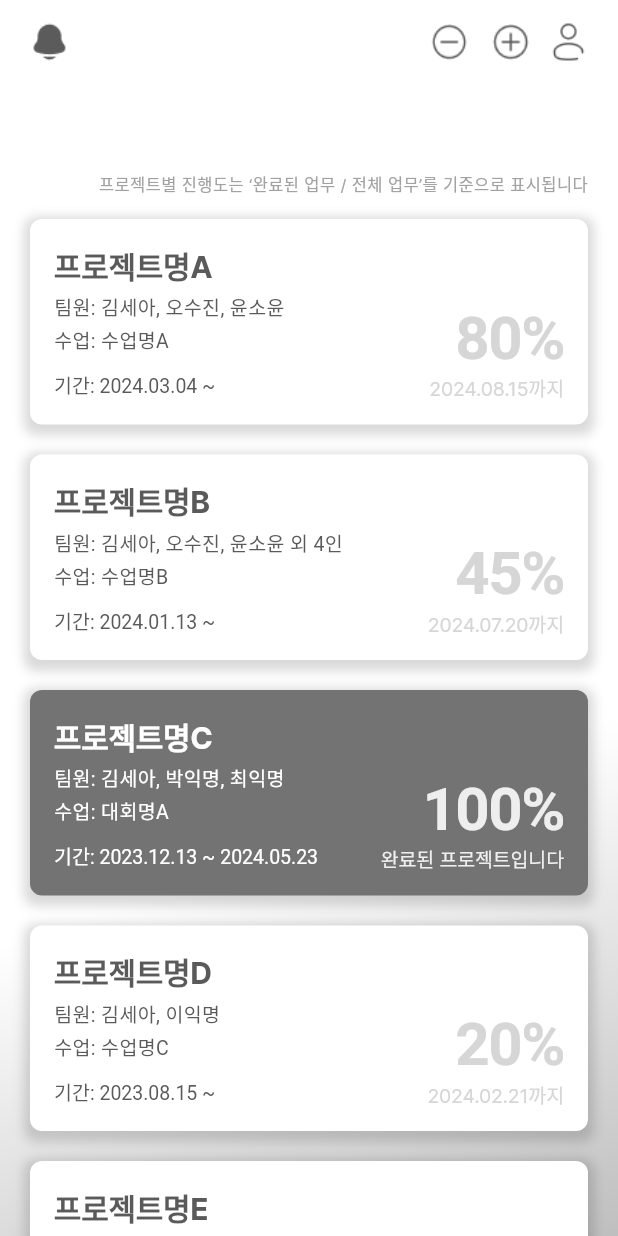
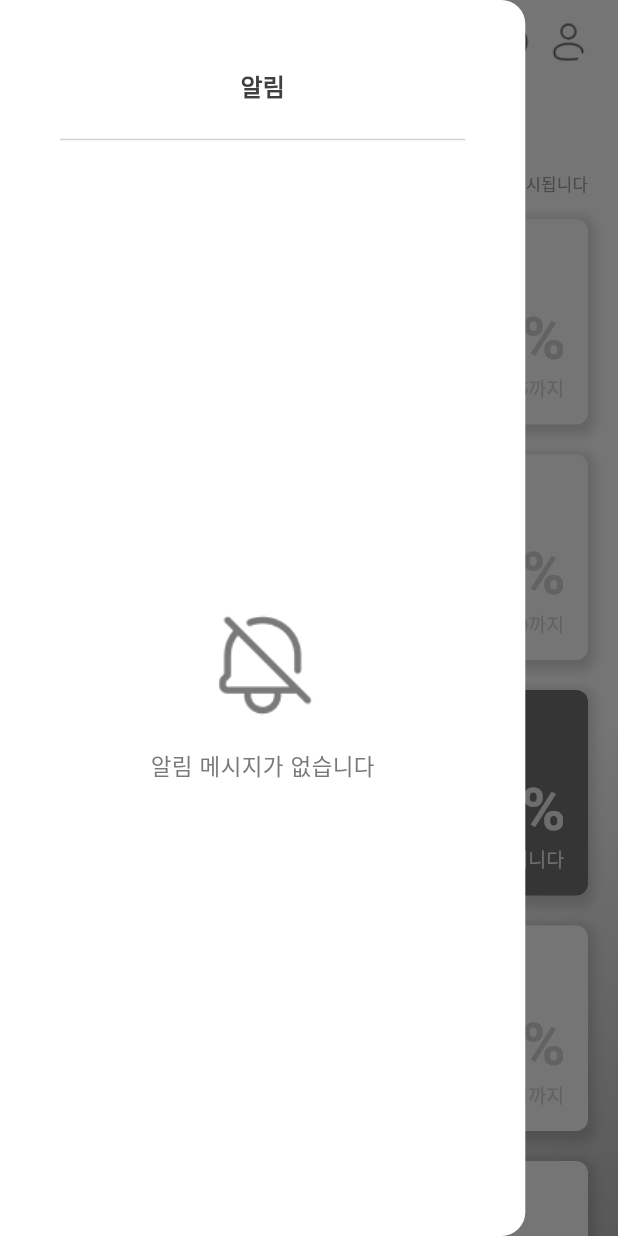
Before and after one commit to TEAMING-D/frontend, a Flutter app: the screen it shows after launch, with the side drawer open (before the commit the screen has no drawer), on a phone screen of 412 x 824 dp. Run offline on Flutter 3.47's test engine with Material 3 defaults, Android fonts, the phone set to English and light mode, and no system bars; Roboto replaces fonts that are missing (Leferi).

Commit message:
ADD Notice Drawer

```diff
--- /dev/null
+++ b/teaming/lib/home/notice.dart
@@ -0,0 +1,167 @@
+import 'package:flutter/material.dart';
+
+// 알림 Drawer 위젯
+class NotificationDrawer extends StatelessWidget {
+  final List<Map<String, String>> notifications;
+  final Function(int) onAccept;
+  final Function(int) onReject;
+
+  const NotificationDrawer({
+    super.key,
+    required this.notifications,
+    required this.onAccept,
+    required this.onReject,
+  });
+
+  @override
+  Widget build(BuildContext context) {
+    return Drawer(
+      width: MediaQuery.of(context).size.width * 0.85,
+      backgroundColor: Colors.white,
+      child: Column(
+        children: [
+          SizedBox(height: 30),
+          Container(
+            alignment: Alignment.center,
+            padding: EdgeInsets.symmetric(vertical: 16),
+            child: Text(
+              '알림',
+              style: TextStyle(
+                fontFamily: 'Inter',
+                fontWeight: FontWeight.w800,
+                fontSize: 16,
+                color: Color(0xff404040),
+              ),
+            ),
+          ),
+          Divider(
+            color: Color(0xffd2d2d2),
+            thickness: 1,
+            indent: 40,
+            endIndent: 40,
+          ),
+          notifications.isEmpty
+              ? Expanded(
+                  child: Center(
+                    child: Column(
+                      mainAxisAlignment: MainAxisAlignment.center,
+                      children: [
+                        Image.asset('assets/icon/no_alert_message.png'),
+                        SizedBox(height: 16),
+                        Text(
+                          '알림 메시지가 없습니다',
+                          style: TextStyle(
+                            fontFamily: 'Inter',
+                            fontWeight: FontWeight.w400,
+                            fontSize: 15,
+                            color: Color(0xff797979),
+                          ),
+                        ),
+                      ],
+                    ),
+                  ),
+                )
+              : Expanded(
+                  child: ListView.builder(
+                    padding: EdgeInsets.zero,
+                    itemCount: notifications.length,
+                    itemBuilder: (context, index) {
+                      var notification = notifications[index];
+                      return Padding(
+                        padding: const EdgeInsets.symmetric(
+                            vertical: 8, horizontal: 40),
+                        child: Column(
+                          crossAxisAlignment: CrossAxisAlignment.start,
+                          children: [
+                            Text(
+                              notification['title']!,
+                              style: TextStyle(
+                                fontFamily: 'Inter',
+                                fontWeight: FontWeight.w400,
+                                fontSize: 13,
+                                color: Color(0xffa0a0a0),
+                              ),
+                            ),
+                            SizedBox(height: 4),
+                            Text(
+                              notification['message']!,
+                              style: TextStyle(
+                                fontFamily: 'Inter',
+                                fontWeight: FontWeight.w400,
+                                fontSize: 13,
+                                color: Color(0xff5a5a5a),
+                              ),
+                            ),
+                            SizedBox(
+                              height: 10,
+                            ),
+                            Row(
+                              mainAxisAlignment: MainAxisAlignment.center,
+                              children: [
+                                Expanded(
+                                  child: ElevatedButton(
+                                    style: ElevatedButton.styleFrom(
+                                        shape: RoundedRectangleBorder(
+                                          borderRadius:
+                                              BorderRadius.circular(10),
+                                        ),
+                                        backgroundColor: Colors.white,
+                                        side: BorderSide(
+                                            color: Color(0xff5a5a5a)),
+                                        minimumSize: Size(0, 33),),
+                                    onPressed: () => onReject(index),
+                                    child: Text(
+                                      '거절',
+                                      style: TextStyle(
+                                        fontFamily: 'Inter',
+                                        fontWeight: FontWeight.w400,
+                                        fontSize: 13,
+                                        color: Color(0xff5a5a5a),
+                                      ),
+                                    ),
+                                  ),
+                                ),
+                                SizedBox(width: 10),
+                                Expanded(
+                                  child: ElevatedButton(
+                                    style: ElevatedButton.styleFrom(
+                                      shape: RoundedRectangleBorder(
+                                        borderRadius: BorderRadius.circular(10),
+                                      ),
+                                      backgroundColor: Colors.white,
+                                      side:
+                                          BorderSide(color: Color(0xff5a5a5a)),
+                                      minimumSize: Size(0, 33),
+                                    ),
+                                    onPressed: () => onAccept(index),
+                                    child: Text(
+                                      '승인',
+                                      style: TextStyle(
+                                        fontFamily: 'Inter',
+                                        fontWeight: FontWeight.w400,
+                                        fontSize: 13,
+                                        color: Color(0xff5a5a5a),
+                                      ),
+                                    ),
+                                  ),
+                                ),
+                              ],
+                            ),
+                            SizedBox(
+                              height: 10,
+                            ),
+                            Divider(
+                              color: Color(0xffd2d2d2),
+                              thickness: 1,
+                            )
+                          ],
+                        ),
+                      );
+                    },
+                  ),
+                ),
+        ],
+      ),
+    );
+  }
+}
--- a/teaming/lib/home/project.dart
+++ b/teaming/lib/home/project.dart
@@ -1,21 +1,54 @@
 import 'package:flutter/cupertino.dart';
 import 'package:flutter/material.dart';
+import 'package:teaming/home/notice.dart';
 
-class TeamProjectPage extends StatelessWidget {
+class TeamProjectPage extends StatefulWidget {
   final List<Map<String, dynamic>> projects;
   final bool hasNotification;
 
   const TeamProjectPage(
-      {super.key, required this.projects, this.hasNotification = true});
+      {super.key, required this.projects, required this.hasNotification});
+
+  @override
+  State<TeamProjectPage> createState() => _TeamProjectPageState();
+}
+
+class _TeamProjectPageState extends State<TeamProjectPage> {
+  List<Map<String, String>> notifications = [
+    /*{
+      "title": "프로젝트명C",
+      "message": "프로젝트명C에서 팀원 삭제 요청이 들어왔습니다.\n해당 프로젝트에서 나가시겠습니까?"
+    },
+    {
+      "title": "프로젝트명B",
+      "message": "프로젝트명B에 팀원으로 초대되었습니다.\n해당 프로젝트에 참여하시겠습니까?"
+    },*/
+  ];
+
+  void _handleAccept(int index) {
+    setState(() {
+      notifications.removeAt(index);
+    });
+    Navigator.of(context).pop(); // 드로어를 닫습니다.
+  }
+
+  void _handleReject(int index) {
+    setState(() {
+      notifications.removeAt(index);
+    });
+    Navigator.of(context).pop(); // 드로어를 닫습니다.
+  }
 
   @override
   Widget build(BuildContext context) {
     return Scaffold(
       appBar: AppBar(
-        leading: Padding(
+        leading: Builder(
+          builder: (context) {
+            return Padding(
               padding: const EdgeInsets.only(left: 10),
               child: IconButton(
-            icon: hasNotification
+                icon: widget.hasNotification
                     ? Image.asset(
                         'assets/icon/alert_true_icon.png',
                         width: 28,
@@ -27,12 +60,15 @@ class TeamProjectPage extends StatelessWidget {
                         height: 28,
                       ),
                 onPressed: () {
-              // 알림 페이지로 popup 로직 추가
+                  // 드로어 열기
+                  Scaffold.of(context).openDrawer();
                 },
               ),
+            );
+          },
         ),
         actions: [
-          projects.isNotEmpty
+          widget.projects.isNotEmpty
               ? Padding(
                   padding: EdgeInsets.symmetric(horizontal: 4.0), // 버튼 간격 조정
                   child: SizedBox(
@@ -92,9 +128,14 @@ class TeamProjectPage extends StatelessWidget {
             width: 15,
           ),
         ],
-        backgroundColor: Colors.transparent,
+        backgroundColor: Color.fromRGBO(255, 255, 255, 0.8),
       ),
       extendBodyBehindAppBar: true,
+      drawer: NotificationDrawer(
+        notifications: notifications,
+        onAccept: _handleAccept,
+        onReject: _handleReject,
+      ),
       body: LayoutBuilder(
         builder: (BuildContext context, BoxConstraints constraints) {
           return SingleChildScrollView(
@@ -115,7 +156,7 @@ class TeamProjectPage extends StatelessWidget {
                     ],
                   ),
                 ),
-                child: projects.isEmpty
+                child: widget.projects.isEmpty
                     ? Center(child: _buildEmptyView())
                     : Column(
                         crossAxisAlignment: CrossAxisAlignment.end,
@@ -176,7 +217,7 @@ class TeamProjectPage extends StatelessWidget {
   // 프로젝트가 있을 때의 화면
   Widget _buildProjectListView(BuildContext context) {
     return Column(
-      children: projects.map((project) {
+      children: widget.projects.map((project) {
         return GestureDetector(
           onTap: () {
             // 상세 프로젝트 페이지로 이동하는 로직 추가
--- a/teaming/lib/main.dart
+++ b/teaming/lib/main.dart
@@ -60,7 +60,9 @@ void main() {
             'endDate': '2023.08.10',
           },
         ],
-        )), // 테스트용 설정
+        hasNotification: false,
+      ),
+    ), // 테스트용 설정
     // home: LoginPage(),
   );
 }
```
Also changed, not shown: teaming/assets/icon/no_alert_message.png (added). Lines whose indentation alone changed are shown as unchanged.
